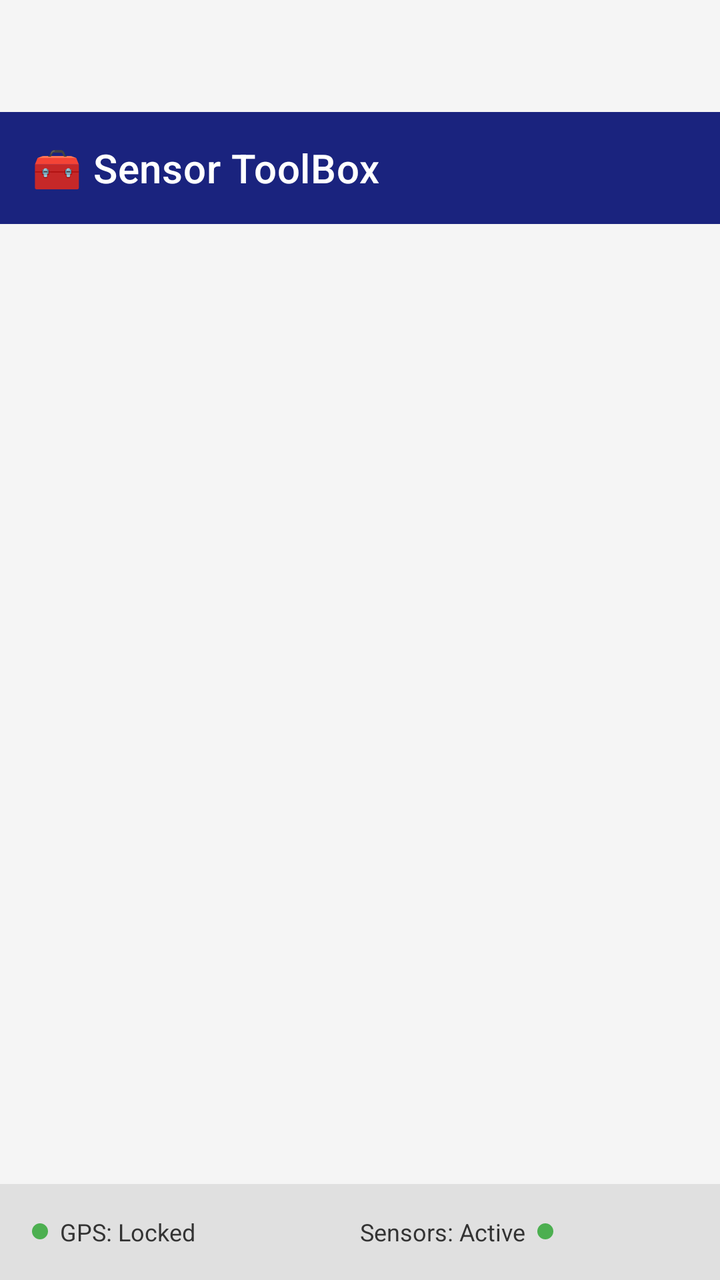
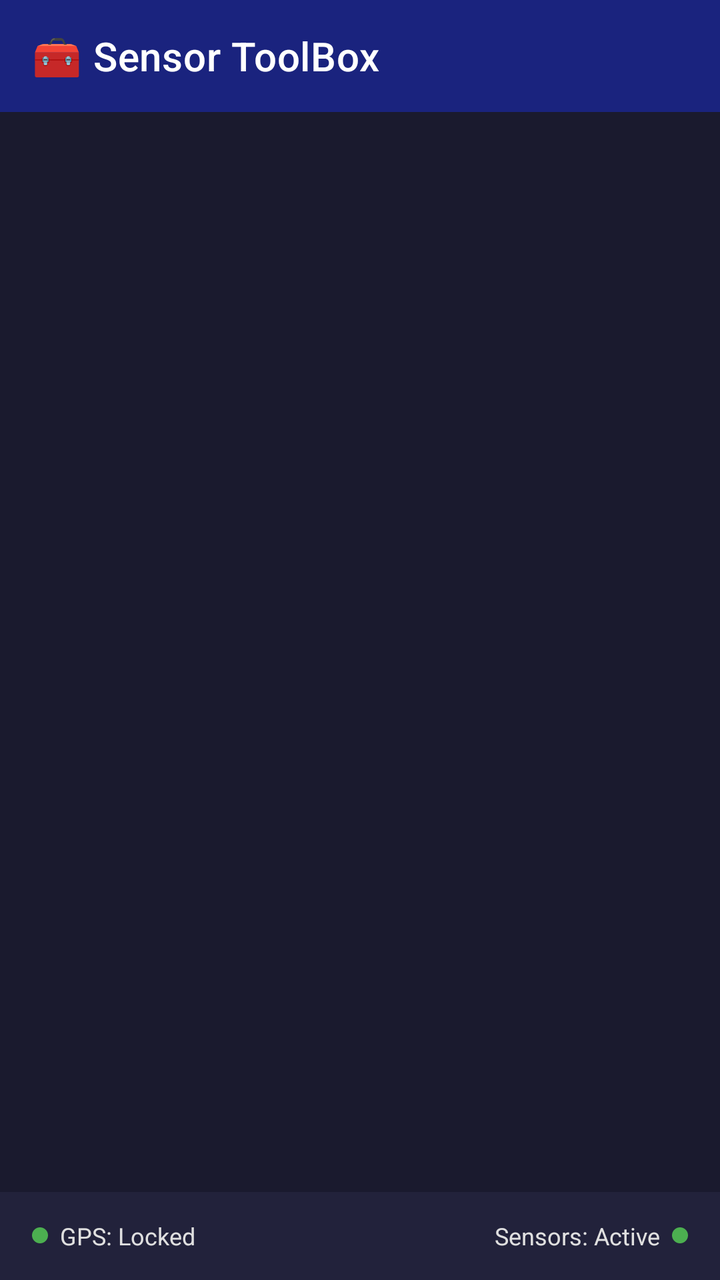

Before-and-after screenshots of an Android layout around one commit, followed by the original layout XML and the change that was made.
<!-- AndroidManifest.xml: application theme Theme.SensorToolBox -->
<!-- res/layout/activity_dashboard.xml -->
<?xml version="1.0" encoding="utf-8"?>
<androidx.constraintlayout.widget.ConstraintLayout
    xmlns:android="http://schemas.android.com/apk/res/android"
    xmlns:app="http://schemas.android.com/apk/res-auto"
    xmlns:tools="http://schemas.android.com/tools"
    android:id="@+id/main"
    android:layout_width="match_parent"
    android:layout_height="match_parent"
    android:fitsSystemWindows="true"
    android:paddingTop="?attr/actionBarSize"
    android:background="#F5F5F5"
    tools:context=".DashboardActivity">

    
    <androidx.appcompat.widget.Toolbar
        android:id="@+id/toolbar"
        android:layout_width="0dp"
        android:layout_height="?attr/actionBarSize"
        android:background="?attr/colorPrimary"
        android:theme="@style/ThemeOverlay.AppCompat.Dark.ActionBar"
        app:title="@string/dashboard_title"
        app:titleTextColor="#FFFFFF"
        app:layout_constraintTop_toTopOf="parent"
        app:layout_constraintStart_toStartOf="parent"
        app:layout_constraintEnd_toEndOf="parent" />

    
    <androidx.recyclerview.widget.RecyclerView
        android:id="@+id/toolRecyclerView"
        android:layout_width="0dp"
        android:layout_height="0dp"
        android:padding="12dp"
        android:clipToPadding="false"
        android:background="#F5F5F5"
        app:layout_constraintTop_toBottomOf="@id/toolbar"
        app:layout_constraintBottom_toTopOf="@id/statusBar"
        app:layout_constraintStart_toStartOf="parent"
        app:layout_constraintEnd_toEndOf="parent" />

    
    <LinearLayout
        android:id="@+id/statusBar"
        android:layout_width="0dp"
        android:layout_height="48dp"
        android:orientation="horizontal"
        android:gravity="center_vertical"
        android:paddingStart="16dp"
        android:paddingEnd="16dp"
        android:background="#E0E0E0"
        app:layout_constraintBottom_toBottomOf="parent"
        app:layout_constraintStart_toStartOf="parent"
        app:layout_constraintEnd_toEndOf="parent">

        
        <LinearLayout
            android:layout_width="0dp"
            android:layout_height="wrap_content"
            android:layout_weight="1"
            android:orientation="horizontal"
            android:gravity="center_vertical">

            
            <View
                android:id="@+id/gpsDot"
                android:layout_width="8dp"
                android:layout_height="8dp"
                android:background="@drawable/status_dot_green"
                android:layout_marginEnd="6dp" />

            <TextView
                android:id="@+id/gpsStatusText"
                android:layout_width="wrap_content"
                android:layout_height="wrap_content"
                android:text="@string/gps_locked"
                android:textSize="12sp"
                android:textColor="#333333" />

        </LinearLayout>

        
        <LinearLayout
            android:layout_width="0dp"
            android:layout_height="wrap_content"
            android:layout_weight="1"
            android:orientation="horizontal"
            android:gravity="center_vertical"
            android:justificationMode="inter_word">

            <TextView
                android:id="@+id/sensorStatusText"
                android:layout_width="wrap_content"
                android:layout_height="wrap_content"
                android:text="@string/sensors_active"
                android:textSize="12sp"
                android:textColor="#333333"
                android:layout_marginEnd="6dp" />

            
            <View
                android:id="@+id/sensorDot"
                android:layout_width="8dp"
                android:layout_height="8dp"
                android:background="@drawable/status_dot_green" />

        </LinearLayout>

    </LinearLayout>

</androidx.constraintlayout.widget.ConstraintLayout>
<!-- resources referenced by this layout -->
<resources>
  <!-- drawable status_dot_green (drawable) -->
  <?xml version="1.0" encoding="utf-8"?>
  <shape xmlns:android="http://schemas.android.com/apk/res/android"
      android:shape="oval">
      <solid android:color="#4CAF50" />
      <size android:width="8dp" android:height="8dp" />
  </shape>
  <string name="dashboard_title">🧰 Sensor ToolBox</string>
  <string name="gps_locked">GPS: Locked</string>
  <string name="sensors_active">Sensors: Active</string>
  <style name="Theme.SensorToolBox" parent="Theme.MaterialComponents.DayNight.NoActionBar">
  
          
  
          
          <item name="colorPrimary">@color/colorPrimary</item>
  
          
          <item name="colorPrimaryVariant">@color/colorPrimaryDark</item>
  
          
          <item name="colorOnPrimary">@color/colorTextOnPrimary</item>
  
          
          <item name="colorSecondary">@color/colorAccent</item>
  
          
          <item name="colorSecondaryVariant">@color/colorAccentDark</item>
  
          
          <item name="colorOnSecondary">@color/colorTextOnAccent</item>
  
          
  
          
          <item name="android:statusBarColor">@color/colorPrimaryDark</item>
  
          
          <item name="android:windowLightStatusBar">false</item>
  
          
          <item name="android:navigationBarColor">@color/colorPrimaryDark</item>
  
          
  
          
          <item name="android:windowBackground">@color/colorBackground</item>
  
      </style>
  <color name="colorPrimary">#1A237E</color>
  <color name="colorPrimaryDark">#0D1442</color>
  <color name="colorTextOnPrimary">#FFFFFF</color>
  <color name="colorAccent">#FF5722</color>
  <color name="colorAccentDark">#BF360C</color>
  <color name="colorTextOnAccent">#FFFFFF</color>
  <color name="colorBackground">#F5F5F5</color>
</resources>

<!-- the commit's change to res/layout/activity_dashboard.xml (unified diff, before → after) -->
@@ -7,8 +7,7 @@
     android:layout_width="match_parent"
     android:layout_height="match_parent"
     android:fitsSystemWindows="true"
-    android:paddingTop="?attr/actionBarSize"
-    android:background="#F5F5F5"
+    android:background="#1A1A2E"
     tools:context=".DashboardActivity">
 
     
@@ -17,7 +16,9 @@
         android:layout_width="0dp"
         android:layout_height="?attr/actionBarSize"
         android:background="?attr/colorPrimary"
-        android:theme="@style/ThemeOverlay.AppCompat.Dark.ActionBar"
+        android:theme="@style/SensorToolBox.Toolbar"
+        app:theme="@style/SensorToolBox.Toolbar"
+        app:popupTheme="@style/SensorToolBox.PopupMenu"
         app:title="@string/dashboard_title"
         app:titleTextColor="#FFFFFF"
         app:layout_constraintTop_toTopOf="parent"
@@ -29,9 +30,9 @@
         android:id="@+id/toolRecyclerView"
         android:layout_width="0dp"
         android:layout_height="0dp"
-        android:padding="12dp"
+        android:padding="10dp"
         android:clipToPadding="false"
-        android:background="#F5F5F5"
+        android:background="#1A1A2E"
         app:layout_constraintTop_toBottomOf="@id/toolbar"
         app:layout_constraintBottom_toTopOf="@id/statusBar"
         app:layout_constraintStart_toStartOf="parent"
@@ -41,12 +42,12 @@
     <LinearLayout
         android:id="@+id/statusBar"
         android:layout_width="0dp"
-        android:layout_height="48dp"
+        android:layout_height="44dp"
         android:orientation="horizontal"
         android:gravity="center_vertical"
         android:paddingStart="16dp"
         android:paddingEnd="16dp"
-        android:background="#E0E0E0"
+        android:background="#22223B"
         app:layout_constraintBottom_toBottomOf="parent"
         app:layout_constraintStart_toStartOf="parent"
         app:layout_constraintEnd_toEndOf="parent">
@@ -59,7 +60,6 @@
             android:orientation="horizontal"
             android:gravity="center_vertical">
 
-            
             <View
                 android:id="@+id/gpsDot"
                 android:layout_width="8dp"
@@ -73,7 +73,7 @@
                 android:layout_height="wrap_content"
                 android:text="@string/gps_locked"
                 android:textSize="12sp"
-                android:textColor="#333333" />
+                android:textColor="#E0E0E0" />
 
         </LinearLayout>
 
@@ -83,8 +83,7 @@
             android:layout_height="wrap_content"
             android:layout_weight="1"
             android:orientation="horizontal"
-            android:gravity="center_vertical"
-            android:justificationMode="inter_word">
+            android:gravity="center_vertical|end">
 
             <TextView
                 android:id="@+id/sensorStatusText"
@@ -92,10 +91,9 @@
                 android:layout_height="wrap_content"
                 android:text="@string/sensors_active"
                 android:textSize="12sp"
-                android:textColor="#333333"
+                android:textColor="#E0E0E0"
                 android:layout_marginEnd="6dp" />
 
-            
             <View
                 android:id="@+id/sensorDot"
                 android:layout_width="8dp"
<!-- resource entries referenced after the edit -->
@@ -10,45 +10,37 @@
   <string name="dashboard_title">🧰 Sensor ToolBox</string>
   <string name="gps_locked">GPS: Locked</string>
   <string name="sensors_active">Sensors: Active</string>
+  <style name="SensorToolBox.PopupMenu" parent="ThemeOverlay.AppCompat.Light">
+          <item name="android:textColor">@color/colorTextPrimary</item>
+          <item name="android:textColorPrimary">@color/colorTextPrimary</item>
+          <item name="android:colorBackground">#FFFFFF</item>
+      </style>
+  <style name="SensorToolBox.Toolbar" parent="ThemeOverlay.AppCompat.Dark.ActionBar">
+          <item name="colorControlNormal">#FFFFFF</item>
+          <item name="android:textColorPrimary">#FFFFFF</item>
+          <item name="actionMenuTextColor">#FFFFFF</item>
+      </style>
   <style name="Theme.SensorToolBox" parent="Theme.MaterialComponents.DayNight.NoActionBar">
-  
-          
-  
-          
           <item name="colorPrimary">@color/colorPrimary</item>
-  
-          
           <item name="colorPrimaryVariant">@color/colorPrimaryDark</item>
-  
-          
           <item name="colorOnPrimary">@color/colorTextOnPrimary</item>
-  
-          
           <item name="colorSecondary">@color/colorAccent</item>
-  
-          
           <item name="colorSecondaryVariant">@color/colorAccentDark</item>
-  
-          
           <item name="colorOnSecondary">@color/colorTextOnAccent</item>
-  
-          
-  
-          
+          <item name="android:colorBackground">@color/colorBackground</item>
+          <item name="colorSurface">@color/colorSurface</item>
+          <item name="colorOnBackground">@color/colorTextPrimary</item>
+          <item name="colorOnSurface">@color/colorTextPrimary</item>
+          <item name="colorError">@color/colorError</item>
+          <item name="colorOnError">@color/colorTextOnError</item>
           <item name="android:statusBarColor">@color/colorPrimaryDark</item>
-  
-          
+          <item name="android:navigationBarColor">@color/colorPrimaryDark</item>
           <item name="android:windowLightStatusBar">false</item>
-  
-          
-          <item name="android:navigationBarColor">@color/colorPrimaryDark</item>
-  
-          
-  
-          
           <item name="android:windowBackground">@color/colorBackground</item>
-  
+          <item name="android:textColorPrimary">@color/colorTextPrimary</item>
+          <item name="android:textColorSecondary">@color/colorTextSecondary</item>
       </style>
+  <color name="colorTextPrimary">#212121</color>
   <color name="colorPrimary">#1A237E</color>
   <color name="colorPrimaryDark">#0D1442</color>
   <color name="colorTextOnPrimary">#FFFFFF</color>
@@ -56,5 +48,9 @@
   <color name="colorAccentDark">#BF360C</color>
   <color name="colorTextOnAccent">#FFFFFF</color>
   <color name="colorBackground">#F5F5F5</color>
+  <color name="colorSurface">#FAFAFA</color>
+  <color name="colorError">#F44336</color>
+  <color name="colorTextOnError">#FFFFFF</color>
+  <color name="colorTextSecondary">#757575</color>
 </resources>
 
